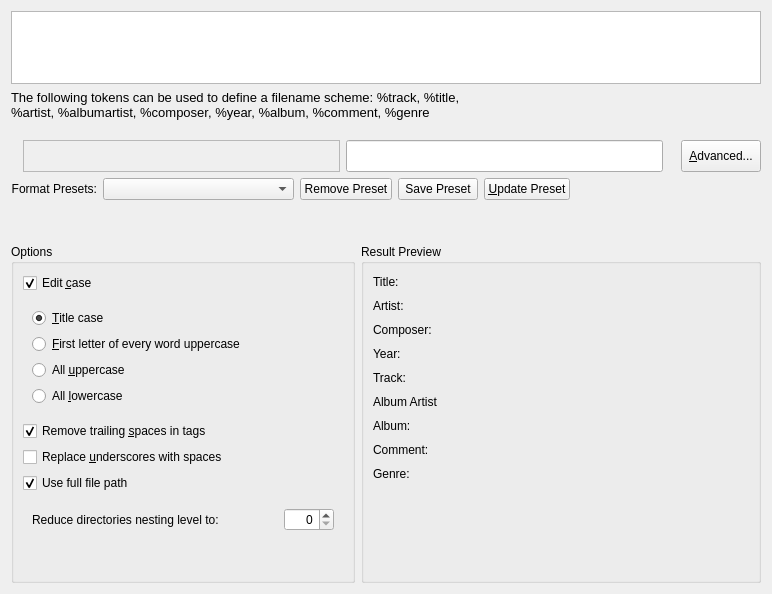
The window that src/dialogs/FilenameLayoutDialog.ui (KDE/amarok) describes before a commit, drawn with Qt 5.
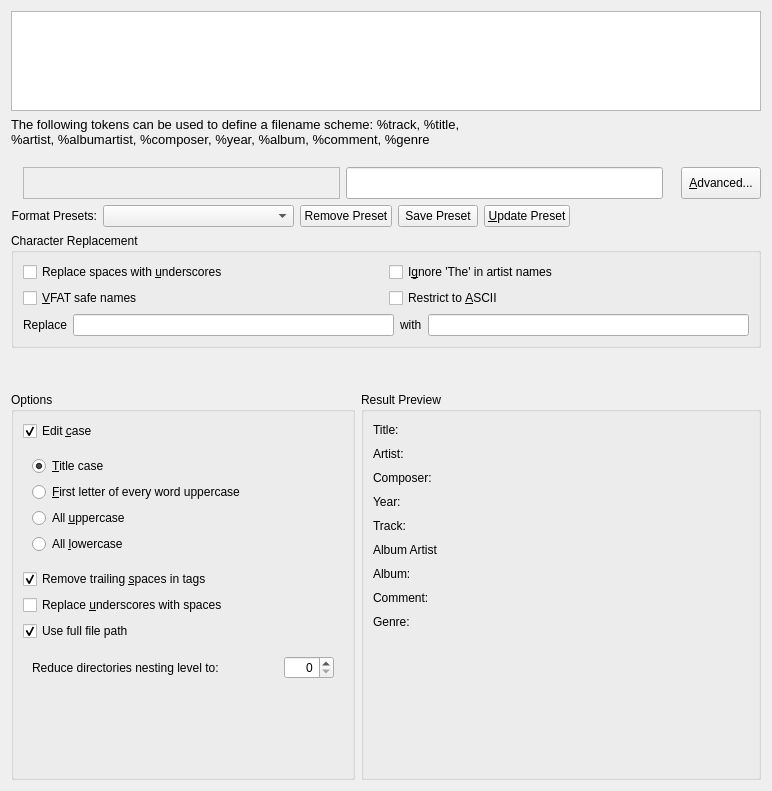
The same window after the commit. Custom widgets are drawn as their Qt base class.

Diff of the .ui file:
```diff
--- a/src/dialogs/FilenameLayoutDialog.ui
+++ b/src/dialogs/FilenameLayoutDialog.ui
@@ -6,8 +6,8 @@
    <rect>
     <x>0</x>
     <y>0</y>
-    <width>752</width>
-    <height>594</height>
+    <width>754</width>
+    <height>791</height>
    </rect>
   </property>
   <property name="sizePolicy">
@@ -197,11 +197,17 @@
      <item>
       <widget class="KLineEdit" name="filenameLayoutEdit">
        <property name="sizePolicy">
-        <sizepolicy hsizetype="MinimumExpanding" vsizetype="Preferred">
+        <sizepolicy hsizetype="MinimumExpanding" vsizetype="Fixed">
          <horstretch>0</horstretch>
          <verstretch>0</verstretch>
         </sizepolicy>
        </property>
+       <property name="minimumSize">
+        <size>
+         <width>0</width>
+         <height>32</height>
+        </size>
+       </property>
        <property name="showClearButton" stdset="0">
         <bool>true</bool>
        </property>
@@ -354,6 +360,207 @@
      </item>
     </layout>
    </item>
+   <item>
+    <widget class="QGroupBox" name="groupBox_2">
+     <property name="sizePolicy">
+      <sizepolicy hsizetype="MinimumExpanding" vsizetype="Minimum">
+       <horstretch>0</horstretch>
+       <verstretch>0</verstretch>
+      </sizepolicy>
+     </property>
+     <property name="title">
+      <string>Character Replacement</string>
+     </property>
+     <property name="flat">
+      <bool>true</bool>
+     </property>
+     <layout class="QGridLayout" name="gridLayout_2">
+      <property name="sizeConstraint">
+       <enum>QLayout::SetDefaultConstraint</enum>
+      </property>
+      <item row="0" column="0">
+       <widget class="QCheckBox" name="spaceCheck">
+        <property name="sizePolicy">
+         <sizepolicy hsizetype="MinimumExpanding" vsizetype="Fixed">
+          <horstretch>0</horstretch>
+          <verstretch>0</verstretch>
+         </sizepolicy>
+        </property>
+        <property name="toolTip">
+         <string>If checked, convert spaces to underscores.</string>
+        </property>
+        <property name="whatsThis">
+         <string>If checked all spaces will be replaced with underscores in the file names. If not, spaces will be left as they are.</string>
+        </property>
+        <property name="text">
+         <string>Replace spaces with &amp;underscores</string>
+        </property>
+       </widget>
+      </item>
+      <item row="0" column="1">
+       <widget class="QCheckBox" name="ignoreTheCheck">
+        <property name="sizePolicy">
+         <sizepolicy hsizetype="MinimumExpanding" vsizetype="Fixed">
+          <horstretch>0</horstretch>
+          <verstretch>0</verstretch>
+         </sizepolicy>
+        </property>
+        <property name="toolTip">
+         <string>If checked, postfix artists' names starting with 'The' with ', The'.</string>
+        </property>
+        <property name="whatsThis">
+         <string>If checked all artists that have the word &quot;The&quot; at the beginning will be treated as if the &quot;The&quot; was not there. Example, &quot;The Beatles&quot; would become &quot;Beatles, The&quot;</string>
+        </property>
+        <property name="text">
+         <string>I&amp;gnore 'The' in artist names</string>
+        </property>
+       </widget>
+      </item>
+      <item row="1" column="0">
+       <widget class="QCheckBox" name="vfatCheck">
+        <property name="sizePolicy">
+         <sizepolicy hsizetype="MinimumExpanding" vsizetype="Fixed">
+          <horstretch>0</horstretch>
+          <verstretch>0</verstretch>
+         </sizepolicy>
+        </property>
+        <property name="toolTip">
+         <string>Replace characters that are incompatible with MS-DOS/VFAT file systems with underscores. 
+
+Most people can leave this option enabled.</string>
+        </property>
+        <property name="whatsThis">
+         <string>If checked, replace characters that are incompatible with MS-DOS/VFAT file systems with underscores. Incompatible characters include |?*&lt;&quot;:&gt;+[] and unicode control characters. 
+
+Most people can leave this option enabled as it ensures copying to media devices will function correctly.</string>
+        </property>
+        <property name="text">
+         <string>&amp;VFAT safe names</string>
+        </property>
+       </widget>
+      </item>
+      <item row="1" column="1">
+       <widget class="QCheckBox" name="asciiCheck">
+        <property name="sizePolicy">
+         <sizepolicy hsizetype="MinimumExpanding" vsizetype="Fixed">
+          <horstretch>0</horstretch>
+          <verstretch>0</verstretch>
+         </sizepolicy>
+        </property>
+        <property name="toolTip">
+         <string>&lt;!DOCTYPE HTML PUBLIC &quot;-//W3C//DTD HTML 4.0//EN&quot; &quot;http://www.w3.org/TR/REC-html40/strict.dtd&quot;&gt;
+&lt;html&gt;&lt;head&gt;&lt;meta name=&quot;qrichtext&quot; content=&quot;1&quot; /&gt;&lt;style type=&quot;text/css&quot;&gt;
+p, li { white-space: pre-wrap; }
+&lt;/style&gt;&lt;/head&gt;&lt;body style=&quot; font-family:'Sans Serif'; font-size:9pt; font-weight:400; font-style:normal;&quot;&gt;
+&lt;p style=&quot; margin-top:0px; margin-bottom:0px; margin-left:0px; margin-right:0px; -qt-block-indent:0; text-indent:0px;&quot;&gt;If checked, all non-ASCII characters will be replaced with underscores.&lt;span style=&quot; font-weight:600;&quot;&gt; &lt;/span&gt;&lt;/p&gt;
+&lt;p style=&quot;-qt-paragraph-type:empty; margin-top:0px; margin-bottom:0px; margin-left:0px; margin-right:0px; -qt-block-indent:0; text-indent:0px; font-weight:600;&quot;&gt;&lt;/p&gt;
+&lt;p style=&quot; margin-top:0px; margin-bottom:0px; margin-left:0px; margin-right:0px; -qt-block-indent:0; text-indent:0px;&quot;&gt;&lt;span style=&quot; font-weight:600;&quot;&gt;Do not check this option if you have non-English characters in your tags. &lt;/span&gt;&lt;/p&gt;
+&lt;p style=&quot;-qt-paragraph-type:empty; margin-top:0px; margin-bottom:0px; margin-left:0px; margin-right:0px; -qt-block-indent:0; text-indent:0px;&quot;&gt;&lt;/p&gt;
+&lt;p style=&quot; margin-top:0px; margin-bottom:0px; margin-left:0px; margin-right:0px; -qt-block-indent:0; text-indent:0px;&quot;&gt;Most people can leave this option unchecked.&lt;/p&gt;&lt;/body&gt;&lt;/html&gt;</string>
+        </property>
+        <property name="whatsThis">
+         <string>&lt;!DOCTYPE HTML PUBLIC &quot;-//W3C//DTD HTML 4.0//EN&quot; &quot;http://www.w3.org/TR/REC-html40/strict.dtd&quot;&gt;
+&lt;html&gt;&lt;head&gt;&lt;meta name=&quot;qrichtext&quot; content=&quot;1&quot; /&gt;&lt;style type=&quot;text/css&quot;&gt;
+p, li { white-space: pre-wrap; }
+&lt;/style&gt;&lt;/head&gt;&lt;body style=&quot; font-family:'Sans Serif'; font-size:9pt; font-weight:400; font-style:normal;&quot;&gt;
+&lt;p style=&quot; margin-top:0px; margin-bottom:0px; margin-left:0px; margin-right:0px; -qt-block-indent:0; text-indent:0px;&quot;&gt;If checked, all non-ASCII characters will be replaced with underscores.&lt;span style=&quot; font-weight:600;&quot;&gt; Do not check this option if you have non-English characters in your tags. &lt;/span&gt;&lt;/p&gt;
+&lt;p style=&quot;-qt-paragraph-type:empty; margin-top:0px; margin-bottom:0px; margin-left:0px; margin-right:0px; -qt-block-indent:0; text-indent:0px;&quot;&gt;&lt;/p&gt;
+&lt;p style=&quot; margin-top:0px; margin-bottom:0px; margin-left:0px; margin-right:0px; -qt-block-indent:0; text-indent:0px;&quot;&gt;Most people can leave this option &lt;span style=&quot; font-style:italic;&quot;&gt;unchecked.&lt;/span&gt;&lt;/p&gt;&lt;/body&gt;&lt;/html&gt;</string>
+        </property>
+        <property name="text">
+         <string>Restrict to &amp;ASCII</string>
+        </property>
+       </widget>
+      </item>
+      <item row="4" column="0" colspan="2">
+       <layout class="QHBoxLayout" name="_2">
+        <item>
+         <widget class="QLabel" name="textLabel1">
+          <property name="sizePolicy">
+           <sizepolicy hsizetype="Preferred" vsizetype="Minimum">
+            <horstretch>0</horstretch>
+            <verstretch>0</verstretch>
+           </sizepolicy>
+          </property>
+          <property name="minimumSize">
+           <size>
+            <width>0</width>
+            <height>21</height>
+           </size>
+          </property>
+          <property name="text">
+           <string>Replace</string>
+          </property>
+          <property name="wordWrap">
+           <bool>false</bool>
+          </property>
+         </widget>
+        </item>
+        <item>
+         <widget class="KLineEdit" name="regexpEdit">
+          <property name="sizePolicy">
+           <sizepolicy hsizetype="Expanding" vsizetype="Minimum">
+            <horstretch>0</horstretch>
+            <verstretch>0</verstretch>
+           </sizepolicy>
+          </property>
+          <property name="minimumSize">
+           <size>
+            <width>0</width>
+            <height>21</height>
+           </size>
+          </property>
+          <property name="toolTip">
+           <string>Regular expression</string>
+          </property>
+         </widget>
+        </item>
+        <item>
+         <widget class="QLabel" name="textLabel2">
+          <property name="sizePolicy">
+           <sizepolicy hsizetype="Preferred" vsizetype="Minimum">
+            <horstretch>0</horstretch>
+            <verstretch>0</verstretch>
+           </sizepolicy>
+          </property>
+          <property name="minimumSize">
+           <size>
+            <width>0</width>
+            <height>21</height>
+           </size>
+          </property>
+          <property name="text">
+           <string>with</string>
+          </property>
+          <property name="wordWrap">
+           <bool>false</bool>
+          </property>
+         </widget>
+        </item>
+        <item>
+         <widget class="KLineEdit" name="replaceEdit">
+          <property name="sizePolicy">
+           <sizepolicy hsizetype="Expanding" vsizetype="Minimum">
+            <horstretch>0</horstretch>
+            <verstretch>0</verstretch>
+           </sizepolicy>
+          </property>
+          <property name="minimumSize">
+           <size>
+            <width>0</width>
+            <height>21</height>
+           </size>
+          </property>
+          <property name="toolTip">
+           <string>Character string</string>
+          </property>
+         </widget>
+        </item>
+       </layout>
+      </item>
+     </layout>
+    </widget>
+   </item>
    <item>
     <layout class="QHBoxLayout" name="horizontalLayout_3" stretch="0">
      <property name="spacing">
@@ -874,17 +1081,17 @@
   </layout>
  </widget>
  <customwidgets>
+  <customwidget>
+   <class>KLineEdit</class>
+   <extends>QLineEdit</extends>
+   <header>klineedit.h</header>
+  </customwidget>
   <customwidget>
    <class>KButtonGroup</class>
    <extends>QGroupBox</extends>
    <header>kbuttongroup.h</header>
    <container>1</container>
   </customwidget>
-  <customwidget>
-   <class>KLineEdit</class>
-   <extends>QLineEdit</extends>
-   <header>klineedit.h</header>
-  </customwidget>
   <customwidget>
    <class>KPushButton</class>
    <extends>QPushButton</extends>
```
